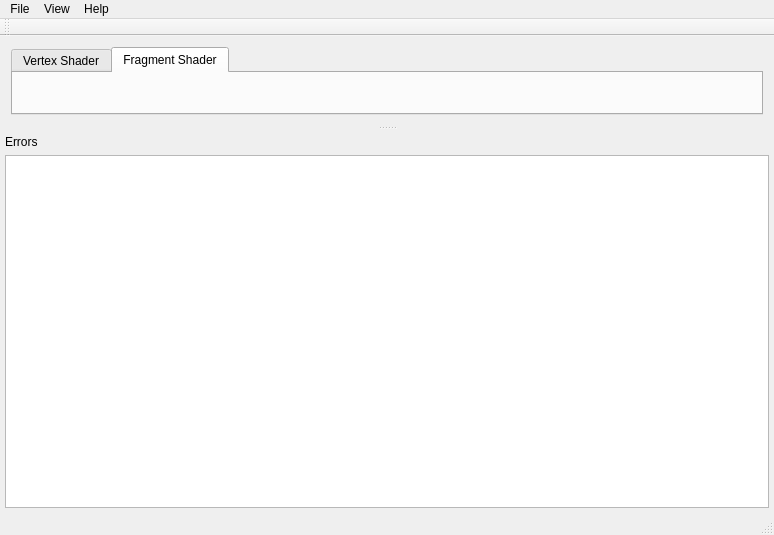
First picture: the form in mainwindow.ui, repository 607011/glsl-live, before the edit.
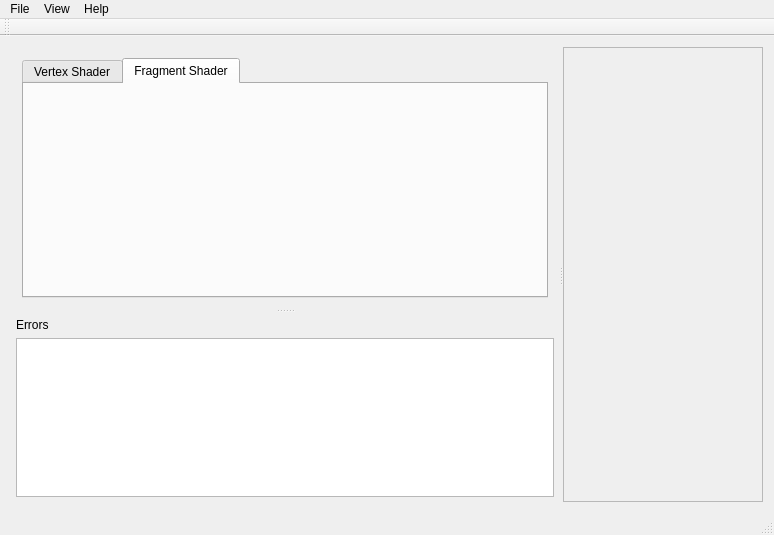
Second picture: the form after the edit. The open tabs and pages were chosen to show the change.

```diff
--- a/mainwindow.ui
+++ b/mainwindow.ui
@@ -15,18 +15,6 @@
   </property>
   <widget class="QWidget" name="centralWidget">
    <layout class="QGridLayout" name="gridLayout">
-    <property name="leftMargin">
-     <number>0</number>
-    </property>
-    <property name="topMargin">
-     <number>0</number>
-    </property>
-    <property name="rightMargin">
-     <number>0</number>
-    </property>
-    <property name="bottomMargin">
-     <number>0</number>
-    </property>
     <item row="0" column="0">
      <widget class="QSplitter" name="hsplitter">
       <property name="orientation">
@@ -40,6 +28,12 @@
         <layout class="QVBoxLayout" name="verticalLayoutEditors">
          <item>
           <widget class="QTabWidget" name="tabWidget">
+           <property name="minimumSize">
+            <size>
+             <width>240</width>
+             <height>240</height>
+            </size>
+           </property>
            <property name="tabShape">
             <enum>QTabWidget::Rounded</enum>
            </property>
@@ -123,6 +117,12 @@
              <verstretch>0</verstretch>
             </sizepolicy>
            </property>
+           <property name="minimumSize">
+            <size>
+             <width>200</width>
+             <height>100</height>
+            </size>
+           </property>
            <property name="font">
             <font>
              <family>Courier New</family>
@@ -138,6 +138,27 @@
         </layout>
        </widget>
       </widget>
+      <widget class="QScrollArea" name="scrollArea">
+       <property name="minimumSize">
+        <size>
+         <width>200</width>
+         <height>0</height>
+        </size>
+       </property>
+       <property name="widgetResizable">
+        <bool>true</bool>
+       </property>
+       <widget class="QWidget" name="scrollAreaWidgetContents">
+        <property name="geometry">
+         <rect>
+          <x>0</x>
+          <y>0</y>
+          <width>198</width>
+          <height>462</height>
+         </rect>
+        </property>
+       </widget>
+      </widget>
      </widget>
     </item>
    </layout>
```
Left out of the diff: 2 changed lines with no effect on the pictures.
